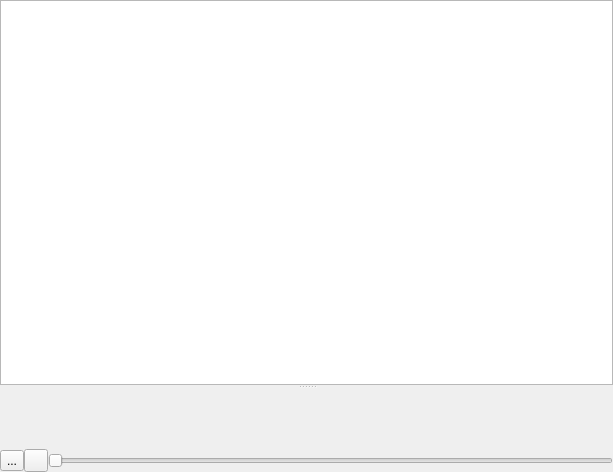
Qt form DreamToolQt/View/AudioToolsForm.ui (BashEdThomps/dream-engine) before a commit.
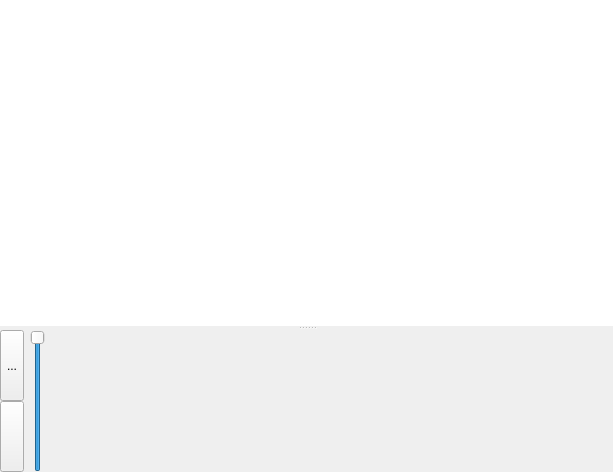
The same form after that commit. Icons and pictures are not drawn. Custom widgets are drawn as their Qt base class.

Commit message: Audio Events in Runtime

```diff
--- a/DreamToolQt/View/AudioToolsForm.ui
+++ b/DreamToolQt/View/AudioToolsForm.ui
@@ -13,7 +13,7 @@
   <property name="windowTitle">
    <string>Form</string>
   </property>
-  <layout class="QVBoxLayout" name="verticalLayout">
+  <layout class="QVBoxLayout" name="verticalLayout_2">
    <property name="spacing">
     <number>0</number>
    </property>
@@ -34,18 +34,59 @@
      <property name="orientation">
       <enum>Qt::Vertical</enum>
      </property>
-     <widget class="QTableWidget" name="tableWidget"/>
-     <widget class="WaveformWidget" name="waveformWidget" native="true">
-      <property name="mouseTracking">
+     <widget class="QTableView" name="eventsTableView">
+      <property name="frameShape">
+       <enum>QFrame::NoFrame</enum>
+      </property>
+      <property name="frameShadow">
+       <enum>QFrame::Plain</enum>
+      </property>
+      <property name="showDropIndicator" stdset="0">
+       <bool>false</bool>
+      </property>
+      <property name="dragDropOverwriteMode">
+       <bool>false</bool>
+      </property>
+      <property name="alternatingRowColors">
        <bool>true</bool>
       </property>
+      <property name="selectionMode">
+       <enum>QAbstractItemView::SingleSelection</enum>
+      </property>
+      <property name="selectionBehavior">
+       <enum>QAbstractItemView::SelectItems</enum>
+      </property>
+      <property name="showGrid">
+       <bool>false</bool>
+      </property>
+      <property name="cornerButtonEnabled">
+       <bool>false</bool>
+      </property>
+      <attribute name="verticalHeaderVisible">
+       <bool>false</bool>
+      </attribute>
      </widget>
-    </widget>
-   </item>
+     <widget class="QWidget" name="layoutWidget">
+      <layout class="QHBoxLayout" name="horizontalLayout" stretch="0,0,1">
    <item>
-    <layout class="QHBoxLayout" name="horizontalLayout">
+        <layout class="QVBoxLayout" name="verticalLayout">
+         <property name="spacing">
+          <number>0</number>
+         </property>
      <item>
       <widget class="QToolButton" name="playButton">
+           <property name="sizePolicy">
+            <sizepolicy hsizetype="Fixed" vsizetype="Expanding">
+             <horstretch>0</horstretch>
+             <verstretch>0</verstretch>
+            </sizepolicy>
+           </property>
+           <property name="minimumSize">
+            <size>
+             <width>20</width>
+             <height>20</height>
+            </size>
+           </property>
        <property name="text">
         <string>...</string>
        </property>
@@ -57,6 +98,18 @@
      </item>
      <item>
       <widget class="QToolButton" name="stopButton">
+           <property name="sizePolicy">
+            <sizepolicy hsizetype="Fixed" vsizetype="Expanding">
+             <horstretch>0</horstretch>
+             <verstretch>0</verstretch>
+            </sizepolicy>
+           </property>
+           <property name="minimumSize">
+            <size>
+             <width>20</width>
+             <height>20</height>
+            </size>
+           </property>
        <property name="text">
         <string/>
        </property>
@@ -66,14 +119,49 @@
        </property>
       </widget>
      </item>
+        </layout>
+       </item>
      <item>
-      <widget class="QSlider" name="audioSeekSlider">
+        <widget class="QSlider" name="volumeSlider">
+         <property name="minimumSize">
+          <size>
+           <width>10</width>
+           <height>0</height>
+          </size>
+         </property>
+         <property name="maximum">
+          <number>100</number>
+         </property>
+         <property name="value">
+          <number>100</number>
+         </property>
        <property name="orientation">
-        <enum>Qt::Horizontal</enum>
+          <enum>Qt::Vertical</enum>
+         </property>
+         <property name="invertedAppearance">
+          <bool>false</bool>
+         </property>
+         <property name="invertedControls">
+          <bool>true</bool>
+         </property>
+        </widget>
+       </item>
+       <item>
+        <widget class="WaveformWidget" name="waveformWidget" native="true">
+         <property name="minimumSize">
+          <size>
+           <width>0</width>
+           <height>80</height>
+          </size>
+         </property>
+         <property name="mouseTracking">
+          <bool>true</bool>
        </property>
       </widget>
      </item>
     </layout>
+     </widget>
+    </widget>
    </item>
   </layout>
  </widget>
```
Lines whose indentation alone changed are shown as unchanged. The commit also changes 25 other files.
